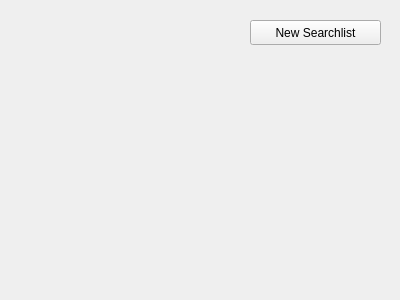
Old version of the form forms/searchlistdialog.ui in the repository pfedick/winmusik.
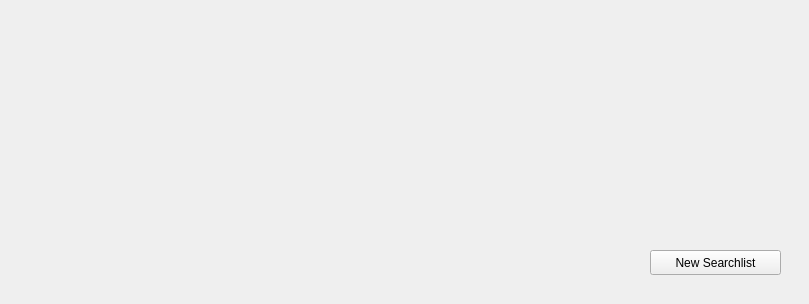
New version of the form. Icons and pictures are not drawn.

Diff of the .ui file:
```diff
--- a/forms/searchlistdialog.ui
+++ b/forms/searchlistdialog.ui
@@ -6,8 +6,8 @@
    <rect>
     <x>0</x>
     <y>0</y>
-    <width>400</width>
-    <height>300</height>
+    <width>809</width>
+    <height>304</height>
    </rect>
   </property>
   <property name="windowTitle">
@@ -20,8 +20,8 @@
   <widget class="QPushButton" name="newSearchlistButton">
    <property name="geometry">
     <rect>
-     <x>250</x>
-     <y>20</y>
+     <x>650</x>
+     <y>250</y>
      <width>131</width>
      <height>25</height>
     </rect>
```
